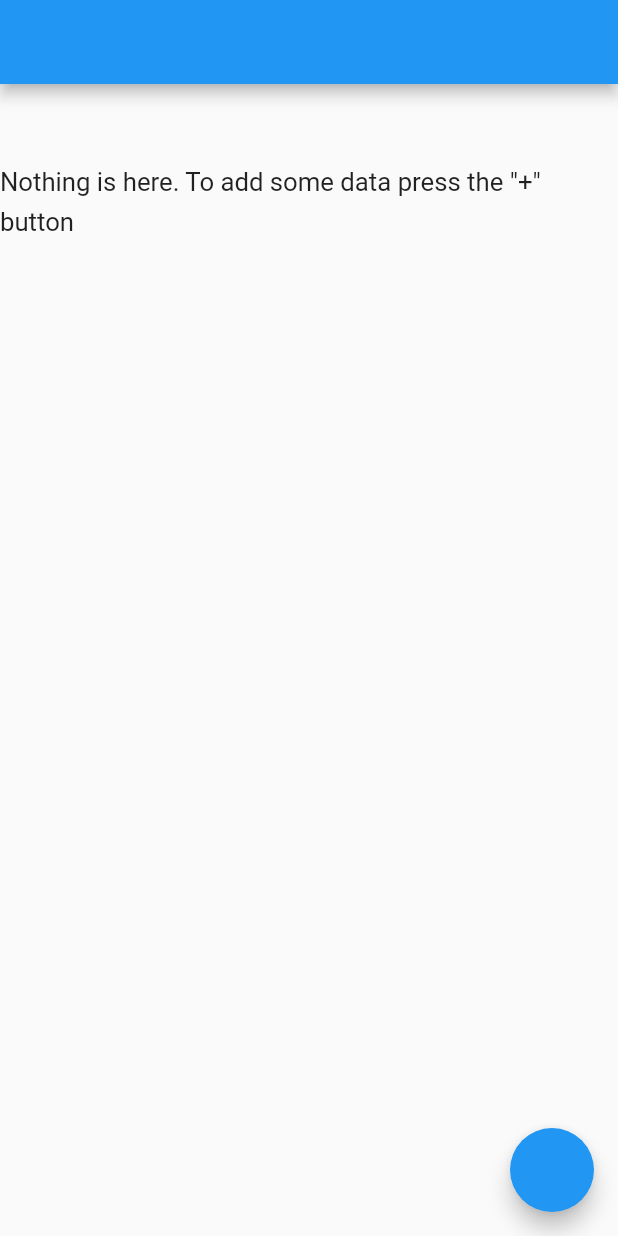
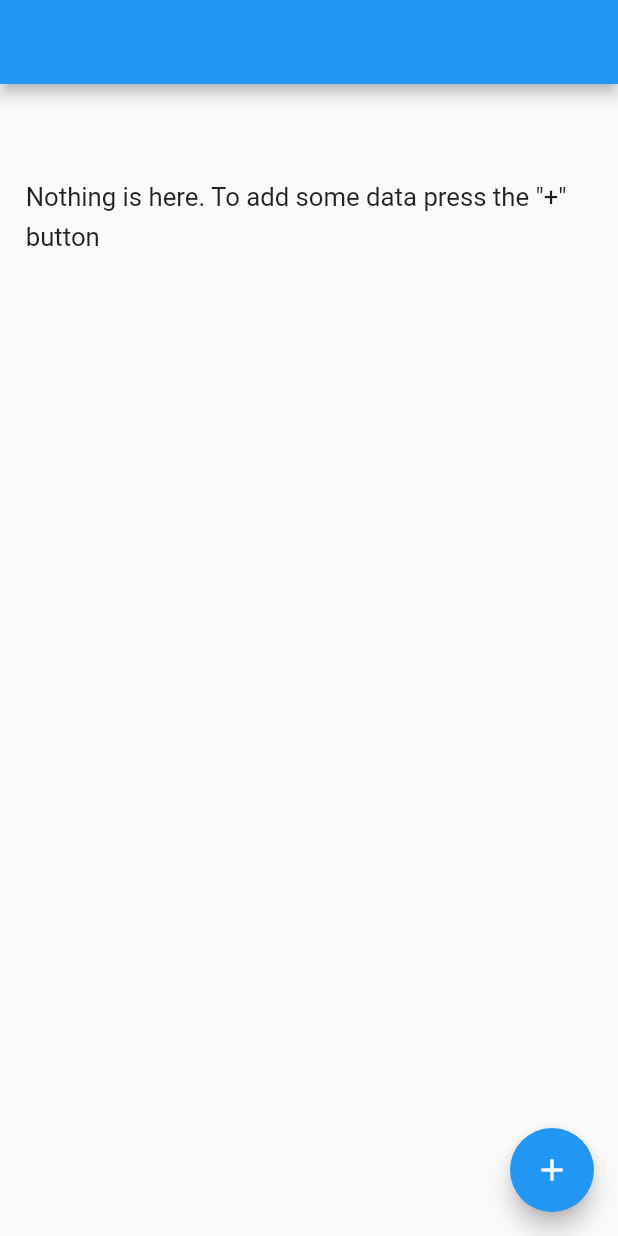
Before and after one commit to Sam21-39/Spend-Analytics, a Flutter app: the screen it shows after launch, on a phone screen of 412 x 824 dp. Run offline on Flutter 3.47's test engine with Material 2 defaults, Android fonts, the phone set to English and light mode, and no system bars; our stand-ins replace flutter_screenutil.

Commit message:
Update home.dart

```diff
--- a/spend_analytics/lib/Views/Screens/home.dart
+++ b/spend_analytics/lib/Views/Screens/home.dart
@@ -1,4 +1,5 @@
 import 'package:flutter/material.dart';
+import 'package:spend_analytics/Utils/common.dart';
 import 'package:spend_analytics/Views/UI/ui_text.dart';
 
 class Home extends StatefulWidget {
@@ -20,17 +21,41 @@ class _HomeState extends State<Home> {
       body: ListView(
         children: [
           SizedBox(
-            height: 50.0,
+            height: setSize(50.0),
           ),
           Center(
-            child: Text(
-              'Nothing is here. To add some data press the "+" button',
-              style: UiText.normalText,
+            child: Padding(
+              padding: EdgeInsets.all(
+                setSize(20.0),
+              ),
+              child: Text(
+                'Nothing is here. To add some data press the "+" button',
+                style: UiText.normalText,
+              ),
             ),
           ),
         ],
       ),
-      floatingActionButton: FloatingActionButton(onPressed: () {}),
+      floatingActionButton: FloatingActionButton(
+        onPressed: () => showDialog(
+          context: context,
+          builder: (context) => Dialog(
+            child: ListView(
+              shrinkWrap: true,
+              children: [
+                SizedBox(
+                  height: setHeight(50.0),
+                  width: double.infinity,
+                  child: Text('data'),
+                ),
+              ],
+            ),
+          ),
+        ),
+        child: Icon(
+          Icons.add,
+        ),
+      ),
     );
   }
 }
```
